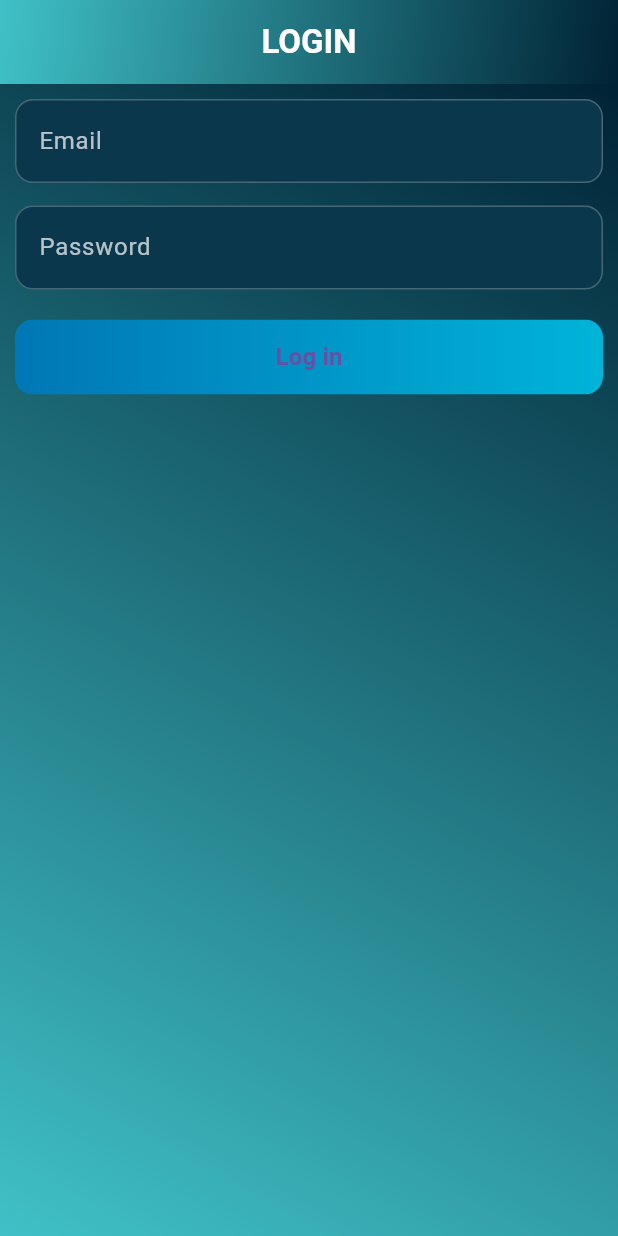
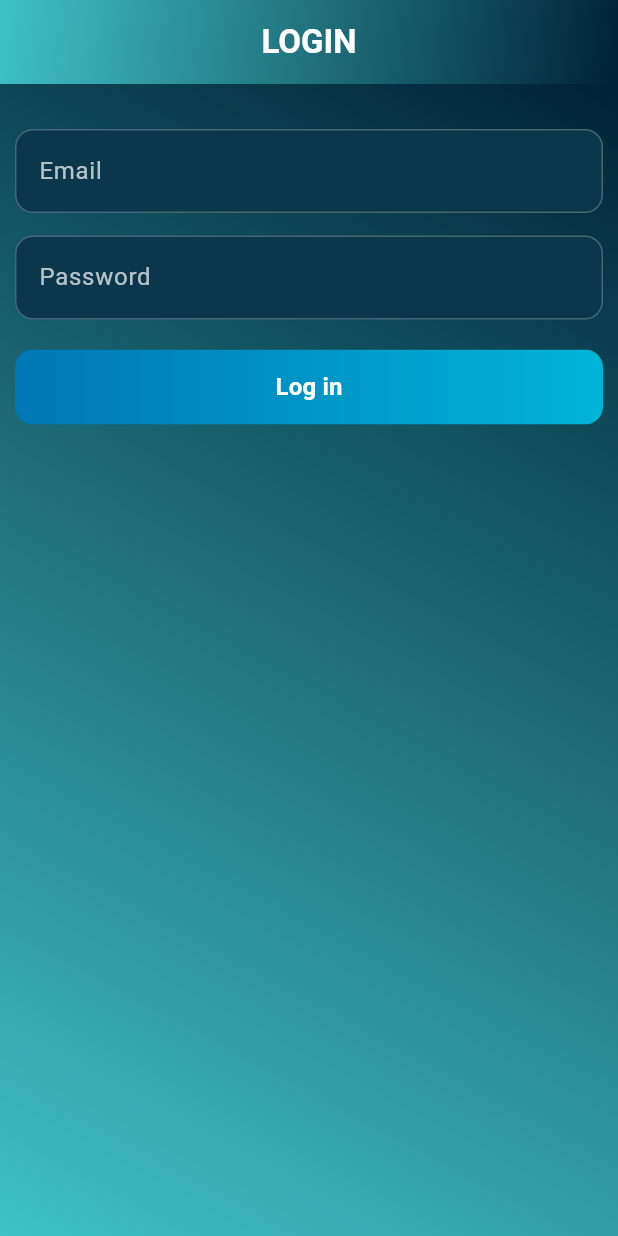
Before and after one commit to AbdulReyza/tugas_week_10_1123150072, a Flutter app: the screen it shows after launch, on a phone screen of 412 x 824 dp. Run offline on Flutter 3.47's test engine with Material 3 defaults, Android fonts, the phone set to English and light mode, and no system bars; our stand-ins replace firebase_auth, firebase_core; accounts and stored records are empty.

Commit message:
style: minor

```diff
--- a/lib/login/login.dart
+++ b/lib/login/login.dart
@@ -97,6 +97,7 @@ class _LoginDongState extends State<LoginDong> {
           padding: const EdgeInsets.all(10.0),
           child: Column(
               children: [
+                SizedBox(height: 20,),
                 TextField(
                   controller: emailCtrl,
                   style: const TextStyle(color: Colors.white),
@@ -184,6 +185,7 @@ class _LoginDongState extends State<LoginDong> {
                               style: TextStyle(
                                 fontSize: 16,
                                 fontWeight: FontWeight.bold,
+                                color: Colors.white,
                               ),
                             ),
                     ),
```
